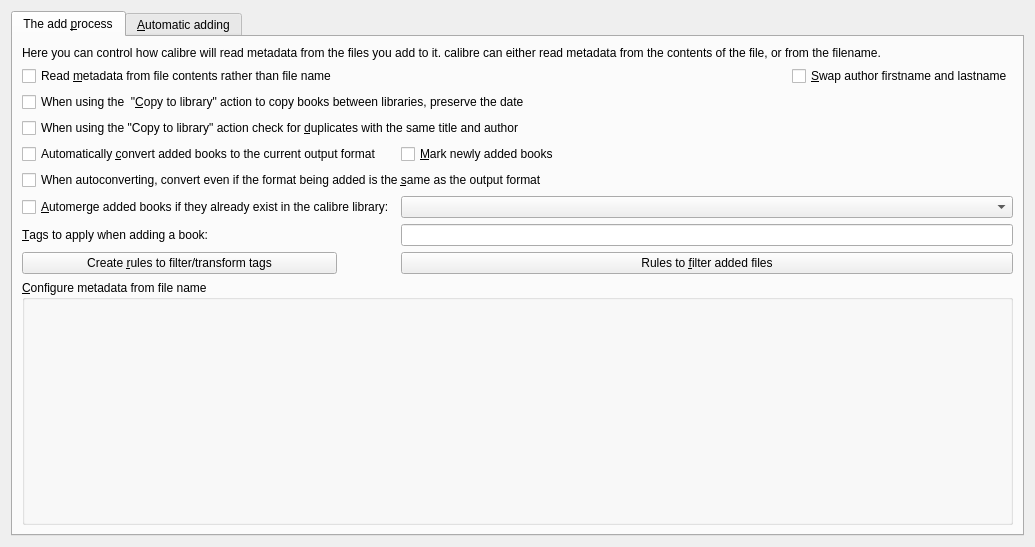
Old version of the form src/calibre/gui2/preferences/adding.ui in the repository debian-calibre/calibre.
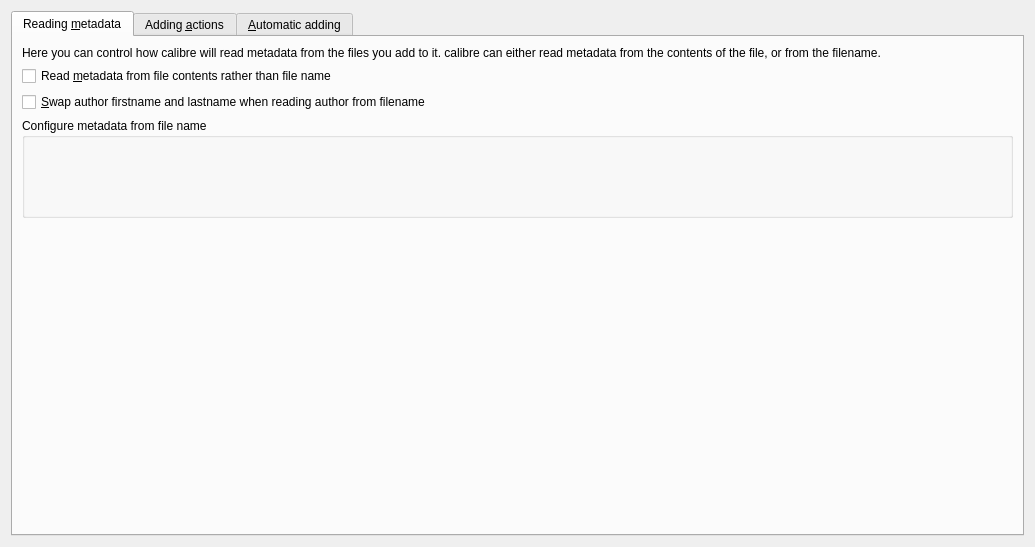
New version of the form. Icons and pictures are not drawn.

Diff of the .ui file:
```diff
--- a/src/calibre/gui2/preferences/adding.ui
+++ b/src/calibre/gui2/preferences/adding.ui
@@ -19,92 +19,148 @@
      <property name="currentIndex">
       <number>0</number>
      </property>
-     <widget class="QWidget" name="tab_3">
+     <widget class="QWidget" name="tab">
       <attribute name="title">
-       <string>The add &amp;process</string>
+       <string>Reading &amp;metadata</string>
       </attribute>
-      <layout class="QGridLayout" name="gridLayout_2">
-       <item row="1" column="1" colspan="2">
-        <layout class="QHBoxLayout" name="horizontalLayout">
-         <item>
-          <spacer name="horizontalSpacer">
-           <property name="orientation">
-            <enum>Qt::Horizontal</enum>
-           </property>
-           <property name="sizeHint" stdset="0">
-            <size>
-             <width>40</width>
-             <height>20</height>
-            </size>
-           </property>
-          </spacer>
-         </item>
-         <item>
-          <widget class="QCheckBox" name="opt_swap_author_names">
-           <property name="toolTip">
-            <string>Swap the firstname and lastname of the author. This affects only metadata read from file names.</string>
-           </property>
-           <property name="text">
-            <string>&amp;Swap author firstname and lastname</string>
-           </property>
-          </widget>
-         </item>
-        </layout>
-       </item>
-       <item row="7" column="0">
-        <widget class="QLabel" name="label_230">
+      <layout class="QVBoxLayout" name="verticalLayout">
+       <item>
+        <widget class="QLabel" name="label_4">
          <property name="text">
-          <string>&amp;Tags to apply when adding a book:</string>
+          <string>Here you can control how calibre will read metadata from the files you add to it. calibre can either read metadata from the contents of the file, or from the filename.</string>
          </property>
-         <property name="buddy">
-          <cstring>opt_new_book_tags</cstring>
+         <property name="wordWrap">
+          <bool>true</bool>
          </property>
         </widget>
        </item>
-       <item row="7" column="2">
-        <widget class="QLineEdit" name="opt_new_book_tags">
+       <item>
+        <widget class="QCheckBox" name="opt_read_file_metadata">
          <property name="toolTip">
-          <string>A comma-separated list of tags that will be applied to books added to the library</string>
+          <string/>
          </property>
+         <property name="text">
+          <string>Read &amp;metadata from file contents rather than file name</string>
+         </property>
         </widget>
        </item>
-       <item row="9" column="0" colspan="3">
+       <item>
+        <widget class="QCheckBox" name="opt_swap_author_names">
+         <property name="toolTip">
+          <string>Swap the firstname and lastname of the author. This affects only metadata read from file names.</string>
+         </property>
+         <property name="text">
+          <string>&amp;Swap author firstname and lastname when reading author from filename</string>
+         </property>
+        </widget>
+       </item>
+       <item>
         <widget class="QGroupBox" name="metadata_box">
+         <property name="minimumSize">
+          <size>
+           <width>0</width>
+           <height>100</height>
+          </size>
+         </property>
          <property name="title">
-          <string>&amp;Configure metadata from file name</string>
+          <string>Configure metadata from file name</string>
          </property>
-         <layout class="QVBoxLayout" name="verticalLayout">
-          <item>
-           <spacer name="verticalSpacer">
-            <property name="orientation">
-             <enum>Qt::Vertical</enum>
-            </property>
-            <property name="sizeHint" stdset="0">
-             <size>
-              <width>20</width>
-              <height>363</height>
-             </size>
-            </property>
-           </spacer>
-          </item>
-         </layout>
         </widget>
        </item>
-       <item row="2" column="0" colspan="3">
+       <item>
+        <spacer name="verticalSpacer">
+         <property name="orientation">
+          <enum>Qt::Vertical</enum>
+         </property>
+         <property name="sizeHint" stdset="0">
+          <size>
+           <width>20</width>
+           <height>40</height>
+          </size>
+         </property>
+        </spacer>
+       </item>
+      </layout>
+     </widget>
+     <widget class="QWidget" name="actions_tab">
+      <attribute name="title">
+       <string>Adding &amp;actions</string>
+      </attribute>
+      <layout class="QFormLayout" name="formLayout_2">
+       <item row="0" column="0" colspan="2">
+        <widget class="QCheckBox" name="opt_mark_new_books">
+         <property name="text">
+          <string>&amp;Mark newly added books</string>
+         </property>
+        </widget>
+       </item>
+       <item row="1" column="0" colspan="2">
+        <widget class="Line" name="line_2">
+         <property name="orientation">
+          <enum>Qt::Horizontal</enum>
+         </property>
+        </widget>
+       </item>
+       <item row="2" column="0" colspan="2">
         <widget class="QCheckBox" name="opt_preserve_date_on_ctl">
          <property name="text">
           <string>When using the  &quot;&amp;Copy to library&quot; action to copy books between libraries, preserve the date</string>
          </property>
         </widget>
        </item>
+       <item row="3" column="0" colspan="2">
+        <widget class="QCheckBox" name="opt_check_for_dupes_on_ctl">
+         <property name="text">
+          <string>When using the &quot;Copy to library&quot; action check for &amp;duplicates with the same title and author</string>
+         </property>
+        </widget>
+       </item>
        <item row="4" column="0" colspan="2">
+        <widget class="Line" name="line">
+         <property name="orientation">
+          <enum>Qt::Horizontal</enum>
+         </property>
+        </widget>
+       </item>
+       <item row="5" column="0" colspan="2">
         <widget class="QCheckBox" name="opt_manual_add_auto_convert">
          <property name="text">
           <string>Automatically &amp;convert added books to the current output format</string>
          </property>
         </widget>
        </item>
-       <item row="6" column="2">
+       <item row="6" column="0" colspan="2">
+        <widget class="QCheckBox" name="opt_auto_convert_same_fmt">
+         <property name="toolTip">
+          <string>This will force an automatic conversion even if the file being added is the same format as the output format. For example, if you set your output format to EPUB and add an EPUB file, an EPUB to EPUB conversion will be run.</string>
+         </property>
+         <property name="text">
+          <string>When autoconverting, convert even if the format being added is the &amp;same as the output format</string>
+         </property>
+        </widget>
+       </item>
+       <item row="7" column="0" colspan="2">
+        <widget class="Line" name="line_3">
+         <property name="orientation">
+          <enum>Qt::Horizontal</enum>
+         </property>
+        </widget>
+       </item>
+       <item row="8" column="0">
+        <widget class="QCheckBox" name="opt_add_formats_to_existing">
+         <property name="toolTip">
+          <string>Automerge: If books with similar titles and authors found, merge the incoming formats automatically into
+existing book records. The box to the right controls what happens when an existing record already has
+the incoming format. Note that this option also affects the Copy to library action.
+
+Title match ignores leading indefinite articles (&quot;the&quot;, &quot;a&quot;, &quot;an&quot;), punctuation, case, etc. Author match is exact.</string>
+         </property>
+         <property name="text">
+          <string>&amp;Automerge added books if they already exist:</string>
+         </property>
+        </widget>
+       </item>
+       <item row="8" column="1">
         <widget class="QComboBox" name="opt_automerge">
          <property name="toolTip">
           <string>Automerge: If books with similar titles and authors found, merge the incoming formats automatically into
@@ -120,75 +176,101 @@
          </property>
         </widget>
        </item>
-       <item row="0" column="0" colspan="3">
-        <widget class="QLabel" name="label_6">
-         <property name="text">
-          <string>Here you can control how calibre will read metadata from the files you add to it. calibre can either read metadata from the contents of the file, or from the filename.</string>
+       <item row="9" column="0">
+        <widget class="Line" name="line_6">
+         <property name="orientation">
+          <enum>Qt::Horizontal</enum>
          </property>
-         <property name="wordWrap">
-          <bool>true</bool>
-         </property>
         </widget>
        </item>
-       <item row="1" column="0">
-        <widget class="QCheckBox" name="opt_read_file_metadata">
-         <property name="text">
-          <string>Read &amp;metadata from file contents rather than file name</string>
+       <item row="10" column="0" colspan="2">
+        <widget class="Line" name="line_4">
+         <property name="orientation">
+          <enum>Qt::Horizontal</enum>
          </property>
         </widget>
        </item>
-       <item row="4" column="2">
-        <widget class="QCheckBox" name="opt_mark_new_books">
+       <item row="11" column="0">
+        <widget class="QLabel" name="label_230">
          <property name="text">
-          <string>&amp;Mark newly added books</string>
+          <string>&amp;Tags to apply when adding a book:</string>
          </property>
+         <property name="buddy">
+          <cstring>opt_new_book_tags</cstring>
+         </property>
         </widget>
        </item>
-       <item row="6" column="0" colspan="2">
-        <widget class="QCheckBox" name="opt_add_formats_to_existing">
+       <item row="11" column="1">
+        <widget class="QLineEdit" name="opt_new_book_tags">
+         <property name="sizePolicy">
+          <sizepolicy hsizetype="MinimumExpanding" vsizetype="Fixed">
+           <horstretch>0</horstretch>
+           <verstretch>0</verstretch>
+          </sizepolicy>
+         </property>
          <property name="toolTip">
-          <string>Automerge: If books with similar titles and authors found, merge the incoming formats automatically into
-existing book records. The box to the right controls what happens when an existing record already has
-the incoming format. Note that this option also affects the Copy to library action.
-
-Title match ignores leading indefinite articles (&quot;the&quot;, &quot;a&quot;, &quot;an&quot;), punctuation, case, etc. Author match is exact.</string>
+          <string>A comma-separated list of tags that will be applied to books added to the library</string>
          </property>
-         <property name="text">
-          <string>&amp;Automerge added books if they already exist in the calibre library:</string>
-         </property>
         </widget>
        </item>
-       <item row="3" column="0" colspan="3">
-        <widget class="QCheckBox" name="opt_check_for_dupes_on_ctl">
-         <property name="text">
-          <string>When using the &quot;Copy to library&quot; action check for &amp;duplicates with the same title and author</string>
+       <item row="12" column="0">
+        <widget class="Line" name="line_7">
+         <property name="orientation">
+          <enum>Qt::Horizontal</enum>
          </property>
         </widget>
        </item>
-       <item row="5" column="0" colspan="3">
-        <widget class="QCheckBox" name="opt_auto_convert_same_fmt">
-         <property name="toolTip">
-          <string>This will force an automatic conversion even if the file being added is the same format as the output format. For example, if you set your output format to EPUB and add an EPUB file, an EPUB to EPUB conversion will be run.</string>
-         </property>
+       <item row="14" column="0">
+        <widget class="QLabel" name="label_5">
          <property name="text">
-          <string>When autoconverting, convert even if the format being added is the &amp;same as the output format</string>
+          <string>Control how tags are processed:</string>
          </property>
+         <property name="buddy">
+          <cstring>tag_map_rules_button</cstring>
+         </property>
         </widget>
        </item>
-       <item row="8" column="0">
+       <item row="14" column="1">
         <widget class="QPushButton" name="tag_map_rules_button">
          <property name="toolTip">
           <string>Create rules that can filter or transform tags on added books automatically as soon as they are added. </string>
          </property>
          <property name="text">
-          <string>Create &amp;rules to filter/transform tags</string>
+          <string>&amp;Rules to filter tags read from metadata</string>
          </property>
         </widget>
        </item>
-       <item row="8" column="2">
+       <item row="16" column="0" colspan="2">
+        <widget class="Line" name="line_5">
+         <property name="orientation">
+          <enum>Qt::Horizontal</enum>
+         </property>
+        </widget>
+       </item>
+       <item row="18" column="0">
+        <widget class="QLabel" name="label_6">
+         <property name="text">
+          <string>Control which files are added during bulk imports:</string>
+         </property>
+         <property name="buddy">
+          <cstring>add_filter_rules_button</cstring>
+         </property>
+        </widget>
+       </item>
+       <item row="18" column="1">
         <widget class="QPushButton" name="add_filter_rules_button">
+         <property name="toolTip">
+          <string>&lt;p&gt;You can specify rules to add/ignore files here. These will be used when recursively adding books from directories.</string>
+         </property>
          <property name="text">
-          <string>Rules to &amp;filter added files</string>
+          <string>Rules to filter added &amp;files</string>
+         </property>
+        </widget>
+       </item>
+       <item row="13" column="0" colspan="2">
+        <widget class="Line" name="line_8">
+         <property name="orientation">
+          <enum>Qt::Horizontal</enum>
          </property>
         </widget>
        </item>
@@ -262,11 +344,14 @@
           <item>
            <widget class="QLabel" name="label_3">
             <property name="text">
-             <string>&lt;b&gt;Ignore&lt;/b&gt; files with the following extensions when automatically adding </string>
+             <string>&lt;b&gt;Ignore&lt;/b&gt; files with the following &amp;extensions when automatically adding </string>
             </property>
             <property name="wordWrap">
              <bool>true</bool>
             </property>
+            <property name="buddy">
+             <cstring>opt_blocked_auto_formats</cstring>
+            </property>
            </widget>
           </item>
           <item>
@@ -285,11 +370,14 @@
        <item row="0" column="0" colspan="2">
         <widget class="QLabel" name="label">
          <property name="text">
-          <string>Specify a folder. Any files you put into this folder will be automatically added to calibre (restart required).</string>
+          <string>Specify a &amp;folder. Any files you put into this folder will be automatically added to calibre (restart required).</string>
          </property>
          <property name="wordWrap">
           <bool>true</bool>
          </property>
+         <property name="buddy">
+          <cstring>opt_auto_add_path</cstring>
+         </property>
         </widget>
        </item>
        <item row="2" column="0" colspan="2">
```
